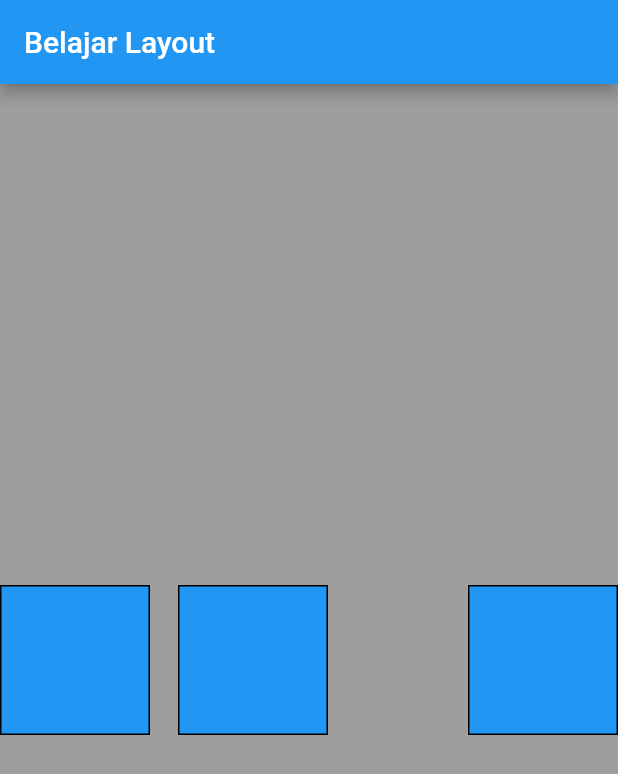
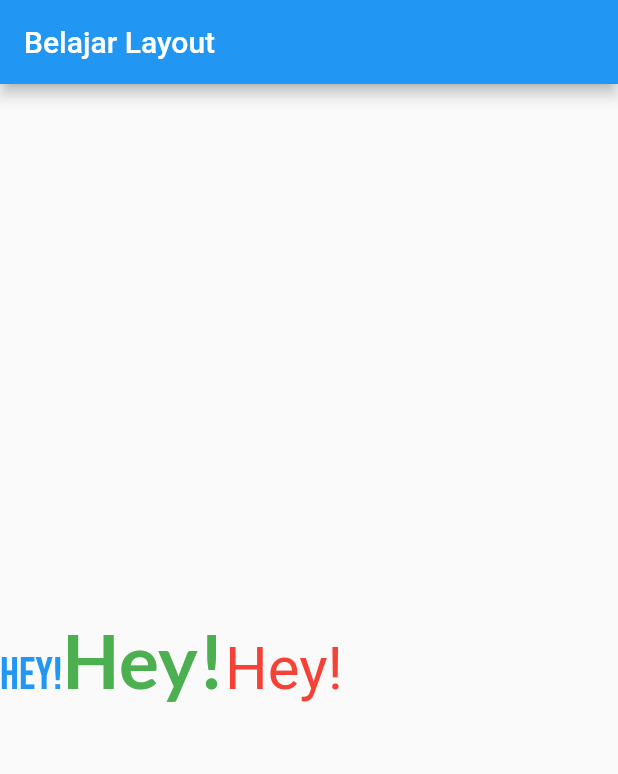
Before and after one commit to siubie/flutter_layout, a Flutter app: the screen it shows after launch, on a phone screen of 412 x 824 dp. Shown: the top 774 px of the screen. Run offline on Flutter 3.47's test engine with Material 2 defaults, Android fonts, the phone set to English and light mode, and no system bars; Roboto replaces fonts that are missing (Futura).

Commit message:
Font Weight

```diff
--- a/lib/main.dart
+++ b/lib/main.dart
@@ -20,21 +20,38 @@ class Layout extends StatelessWidget {
           title: Text("Belajar Layout"),
         ),
         body: Container(
-          color: Colors.grey,
           child: Column(
             mainAxisAlignment: MainAxisAlignment.spaceEvenly,
             children: [
               Row(
+                crossAxisAlignment: CrossAxisAlignment.baseline,
+                textBaseline: TextBaseline.alphabetic,
                 children: const [
-                  BlueBox(),
-                  Spacer(
-                    flex: 1,
+                  Text(
+                    'Hey!',
+                    style: TextStyle(
+                      fontSize: 30,
+                      fontFamily: 'Bebas',
+                      color: Colors.blue,
+                    ),
                   ),
-                  BlueBox(),
-                  Spacer(
-                    flex: 5,
+                  Text(
+                    'Hey!',
+                    style: TextStyle(
+                      fontSize: 50,
+                      fontFamily: 'Lato',
+                      color: Colors.green,
+                      fontWeight: FontWeight.bold,
+                    ),
                   ),
-                  BlueBox(),
+                  Text(
+                    'Hey!',
+                    style: TextStyle(
+                      fontSize: 40,
+                      fontFamily: 'Futura',
+                      color: Colors.red,
+                    ),
+                  ),
                 ],
               ),
             ],
--- a/pubspec.yaml
+++ b/pubspec.yaml
@@ -75,7 +75,11 @@ flutter:
     - family: Lato
       fonts:
         - asset: fonts/Lato-Bold.ttf
+          weight: 700
         - asset: fonts/Lato-Regular.ttf
+    - family: Bebas
+      fonts:
+        - asset: fonts/BebasNeue-Regular.ttf
   #   - family: Trajan Pro
   #     fonts:
   #       - asset: fonts/TrajanPro.ttf
```
Also changed, not shown: fonts/BebasNeue-Regular.ttf (added).
